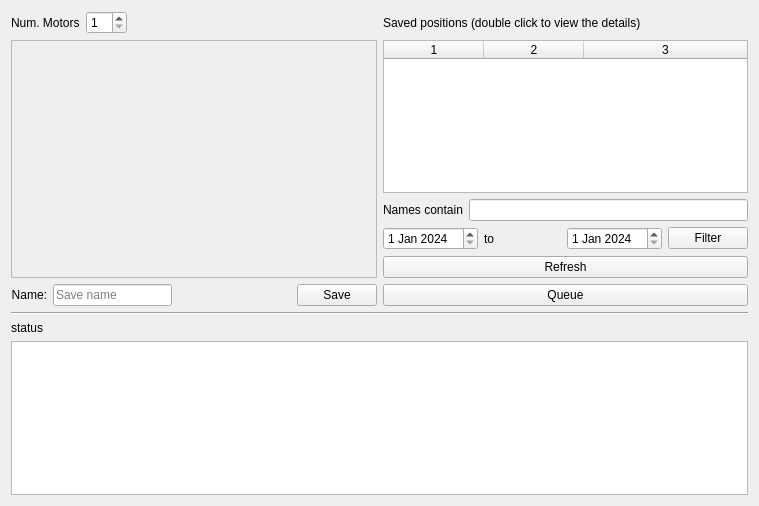
Above: src/firefly/plans/save_motor_window.ui from spc-group/haven before the change. Below: the same form after it.
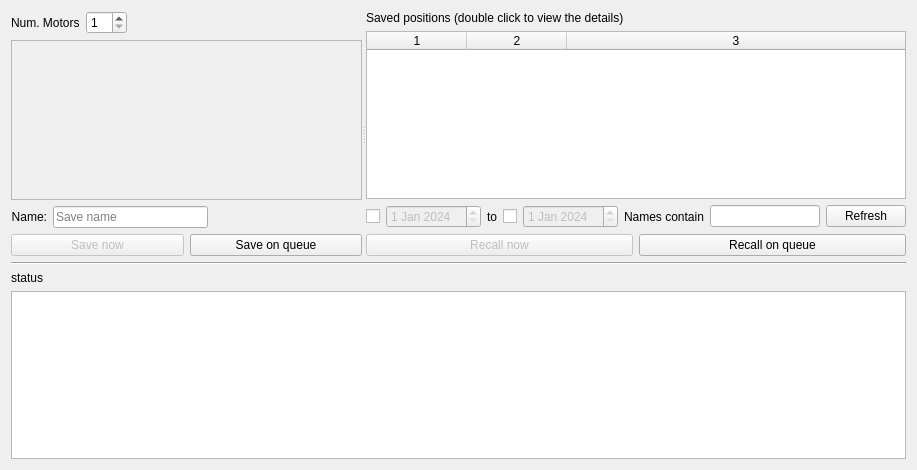
That is the form after the change. Custom widgets are drawn as their Qt base class.

Commit message: update save_motor_window layout, including date checkboxes and merged refresh and filter button

The edit to the form file:
```diff
--- a/src/firefly/plans/save_motor_window.ui
+++ b/src/firefly/plans/save_motor_window.ui
@@ -6,8 +6,8 @@
    <rect>
     <x>0</x>
     <y>0</y>
-    <width>759</width>
-    <height>506</height>
+    <width>917</width>
+    <height>470</height>
    </rect>
   </property>
   <property name="windowTitle">
@@ -15,153 +15,16 @@
   </property>
   <layout class="QVBoxLayout" name="verticalLayout_2">
    <item>
-    <layout class="QHBoxLayout" name="horizontalLayout">
-     <item>
-      <layout class="QGridLayout" name="gridLayout_2">
-       <item row="0" column="1">
-        <widget class="QLabel" name="num_motor_label_3">
-         <property name="sizePolicy">
-          <sizepolicy hsizetype="Fixed" vsizetype="Preferred">
-           <horstretch>0</horstretch>
-           <verstretch>0</verstretch>
-          </sizepolicy>
-         </property>
-         <property name="text">
-          <string>Saved positions (double click to view the details)</string>
-         </property>
-        </widget>
-       </item>
-       <item row="1" column="1">
-        <layout class="QVBoxLayout" name="verticalLayout">
+    <widget class="QSplitter" name="splitter">
+     <property name="orientation">
+      <enum>Qt::Horizontal</enum>
+     </property>
+     <widget class="QWidget" name="verticalLayoutWidget_4">
+      <layout class="QVBoxLayout" name="verticalLayout_7">
+       <item>
+        <layout class="QHBoxLayout" name="horizontalLayout_3">
          <item>
-          <widget class="QTableWidget" name="saved_positions_tableWidget">
-           <property name="sizePolicy">
-            <sizepolicy hsizetype="Expanding" vsizetype="Expanding">
-             <horstretch>0</horstretch>
-             <verstretch>0</verstretch>
-            </sizepolicy>
-           </property>
-           <property name="maximumSize">
-            <size>
-             <width>50000</width>
-             <height>16777215</height>
-            </size>
-           </property>
-           <property name="editTriggers">
-            <set>QAbstractItemView::NoEditTriggers</set>
-           </property>
-           <property name="alternatingRowColors">
-            <bool>true</bool>
-           </property>
-           <property name="sortingEnabled">
-            <bool>true</bool>
-           </property>
-           <property name="columnCount">
-            <number>3</number>
-           </property>
-           <attribute name="horizontalHeaderCascadingSectionResizes">
-            <bool>true</bool>
-           </attribute>
-           <attribute name="horizontalHeaderShowSortIndicator" stdset="0">
-            <bool>true</bool>
-           </attribute>
-           <attribute name="horizontalHeaderStretchLastSection">
-            <bool>true</bool>
-           </attribute>
-           <attribute name="verticalHeaderVisible">
-            <bool>false</bool>
-           </attribute>
-           <attribute name="verticalHeaderShowSortIndicator" stdset="0">
-            <bool>false</bool>
-           </attribute>
-           <column/>
-           <column/>
-           <column/>
-          </widget>
-         </item>
-         <item>
-          <layout class="QHBoxLayout" name="horizontalLayout_5">
-           <item>
-            <widget class="QLabel" name="label_7">
-             <property name="text">
-              <string>Names contain</string>
-             </property>
-            </widget>
-           </item>
-           <item>
-            <widget class="QLineEdit" name="lineEdit_filter_names"/>
-           </item>
-          </layout>
-         </item>
-         <item>
-          <layout class="QHBoxLayout" name="horizontalLayout_4">
-           <item>
-            <widget class="QDateEdit" name="dateEdit_start">
-             <property name="dateTime">
-              <datetime>
-               <hour>0</hour>
-               <minute>0</minute>
-               <second>0</second>
-               <year>2024</year>
-               <month>1</month>
-               <day>1</day>
-              </datetime>
-             </property>
-            </widget>
-           </item>
-           <item>
-            <widget class="QLabel" name="label_6">
-             <property name="text">
-              <string>to</string>
-             </property>
-            </widget>
-           </item>
-           <item>
-            <widget class="QDateEdit" name="dateEdit_stop">
-             <property name="dateTime">
-              <datetime>
-               <hour>0</hour>
-               <minute>0</minute>
-               <second>0</second>
-               <year>2024</year>
-               <month>1</month>
-               <day>1</day>
-              </datetime>
-             </property>
-            </widget>
-           </item>
-           <item>
-            <widget class="QPushButton" name="pushButton_filter">
-             <property name="text">
-              <string>Filter</string>
-             </property>
-            </widget>
-           </item>
-          </layout>
-         </item>
-         <item>
-          <widget class="QPushButton" name="refresh_button">
-           <property name="text">
-            <string>Refresh</string>
-           </property>
-          </widget>
-         </item>
-         <item>
-          <widget class="QueueButton" name="run_button">
-           <property name="text">
-            <string>Queue</string>
-           </property>
-           <property name="checkable">
-            <bool>false</bool>
-           </property>
-          </widget>
-         </item>
-        </layout>
-       </item>
-       <item row="0" column="0">
-        <layout class="QHBoxLayout" name="horizontalLayout_2">
-         <item>
-          <widget class="QLabel" name="num_motor_label">
+          <widget class="QLabel" name="num_motor_label_4">
            <property name="sizePolicy">
             <sizepolicy hsizetype="Fixed" vsizetype="Preferred">
              <horstretch>0</horstretch>
@@ -199,7 +62,7 @@
           </widget>
          </item>
          <item>
-          <spacer name="horizontalSpacer">
+          <spacer name="horizontalSpacer_2">
            <property name="orientation">
             <enum>Qt::Horizontal</enum>
            </property>
@@ -213,8 +76,8 @@
          </item>
         </layout>
        </item>
-       <item row="1" column="0">
-        <layout class="QVBoxLayout" name="verticalLayout_3">
+       <item>
+        <layout class="QVBoxLayout" name="verticalLayout_8">
          <item>
           <widget class="QScrollArea" name="scrollArea">
            <property name="sizePolicy">
@@ -237,8 +100,8 @@
              <rect>
               <x>0</x>
               <y>0</y>
-              <width>362</width>
-              <height>234</height>
+              <width>402</width>
+              <height>190</height>
              </rect>
             </property>
             <layout class="QVBoxLayout" name="verticalLayout_5">
@@ -314,20 +177,229 @@
              </property>
             </spacer>
            </item>
+          </layout>
+         </item>
+         <item>
+          <layout class="QHBoxLayout" name="horizontalLayout_2">
            <item>
-            <widget class="QPushButton" name="save_button">
+            <widget class="QueueButton" name="run_now_button">
+             <property name="enabled">
+              <bool>false</bool>
+             </property>
              <property name="text">
-              <string>Save</string>
+              <string>Save now</string>
              </property>
+             <property name="checkable">
+              <bool>false</bool>
+             </property>
             </widget>
            </item>
+           <item>
+            <widget class="QPushButton" name="run_button">
+             <property name="text">
+              <string>Save on queue</string>
+             </property>
+            </widget>
+           </item>
           </layout>
          </item>
         </layout>
        </item>
       </layout>
-     </item>
-    </layout>
+     </widget>
+     <widget class="QWidget" name="verticalLayoutWidget_5">
+      <layout class="QVBoxLayout" name="verticalLayout_10">
+       <item>
+        <widget class="QLabel" name="num_motor_label_5">
+         <property name="sizePolicy">
+          <sizepolicy hsizetype="Fixed" vsizetype="Preferred">
+           <horstretch>0</horstretch>
+           <verstretch>0</verstretch>
+          </sizepolicy>
+         </property>
+         <property name="text">
+          <string>Saved positions (double click to view the details)</string>
+         </property>
+        </widget>
+       </item>
+       <item>
+        <layout class="QVBoxLayout" name="verticalLayout_11">
+         <item>
+          <widget class="QTableWidget" name="saved_positions_tableWidget">
+           <property name="sizePolicy">
+            <sizepolicy hsizetype="Expanding" vsizetype="Expanding">
+             <horstretch>0</horstretch>
+             <verstretch>0</verstretch>
+            </sizepolicy>
+           </property>
+           <property name="maximumSize">
+            <size>
+             <width>50000</width>
+             <height>16777215</height>
+            </size>
+           </property>
+           <property name="editTriggers">
+            <set>QAbstractItemView::NoEditTriggers</set>
+           </property>
+           <property name="alternatingRowColors">
+            <bool>true</bool>
+           </property>
+           <property name="sortingEnabled">
+            <bool>true</bool>
+           </property>
+           <property name="columnCount">
+            <number>3</number>
+           </property>
+           <attribute name="horizontalHeaderCascadingSectionResizes">
+            <bool>true</bool>
+           </attribute>
+           <attribute name="horizontalHeaderShowSortIndicator" stdset="0">
+            <bool>true</bool>
+           </attribute>
+           <attribute name="horizontalHeaderStretchLastSection">
+            <bool>true</bool>
+           </attribute>
+           <attribute name="verticalHeaderVisible">
+            <bool>false</bool>
+           </attribute>
+           <attribute name="verticalHeaderShowSortIndicator" stdset="0">
+            <bool>false</bool>
+           </attribute>
+           <column/>
+           <column/>
+           <column/>
+          </widget>
+         </item>
+         <item>
+          <layout class="QHBoxLayout" name="horizontalLayout_8">
+           <item>
+            <layout class="QHBoxLayout" name="horizontalLayout_9">
+             <item>
+              <widget class="QCheckBox" name="checkBox_start">
+               <property name="layoutDirection">
+                <enum>Qt::RightToLeft</enum>
+               </property>
+               <property name="text">
+                <string/>
+               </property>
+              </widget>
+             </item>
+             <item>
+              <widget class="QDateEdit" name="dateEdit_start">
+               <property name="enabled">
+                <bool>false</bool>
+               </property>
+               <property name="dateTime">
+                <datetime>
+                 <hour>0</hour>
+                 <minute>0</minute>
+                 <second>0</second>
+                 <year>2024</year>
+                 <month>1</month>
+                 <day>1</day>
+                </datetime>
+               </property>
+              </widget>
+             </item>
+             <item>
+              <widget class="QLabel" name="label_11">
+               <property name="maximumSize">
+                <size>
+                 <width>16777215</width>
+                 <height>16777213</height>
+                </size>
+               </property>
+               <property name="layoutDirection">
+                <enum>Qt::LeftToRight</enum>
+               </property>
+               <property name="text">
+                <string>to</string>
+               </property>
+               <property name="alignment">
+                <set>Qt::AlignCenter</set>
+               </property>
+              </widget>
+             </item>
+             <item>
+              <widget class="QCheckBox" name="checkBox_stop">
+               <property name="layoutDirection">
+                <enum>Qt::RightToLeft</enum>
+               </property>
+               <property name="text">
+                <string/>
+               </property>
+              </widget>
+             </item>
+             <item>
+              <widget class="QDateEdit" name="dateEdit_stop">
+               <property name="enabled">
+                <bool>false</bool>
+               </property>
+               <property name="dateTime">
+                <datetime>
+                 <hour>0</hour>
+                 <minute>0</minute>
+                 <second>0</second>
+                 <year>2024</year>
+                 <month>1</month>
+                 <day>1</day>
+                </datetime>
+               </property>
+              </widget>
+             </item>
+            </layout>
+           </item>
+           <item>
+            <widget class="QLabel" name="label_10">
+             <property name="text">
+              <string>Names contain</string>
+             </property>
+            </widget>
+           </item>
+           <item>
+            <widget class="QLineEdit" name="lineEdit_filter_names"/>
+           </item>
+           <item>
+            <widget class="QPushButton" name="refresh_button">
+             <property name="text">
+              <string>Refresh</string>
+             </property>
+            </widget>
+           </item>
+          </layout>
+         </item>
+         <item>
+          <layout class="QHBoxLayout" name="horizontalLayout_4">
+           <item>
+            <widget class="QueueButton" name="recall_now_button">
+             <property name="enabled">
+              <bool>false</bool>
+             </property>
+             <property name="text">
+              <string>Recall now</string>
+             </property>
+             <property name="checkable">
+              <bool>false</bool>
+             </property>
+            </widget>
+           </item>
+           <item>
+            <widget class="QPushButton" name="recall_button">
+             <property name="text">
+              <string>Recall on queue</string>
+             </property>
+            </widget>
+           </item>
+          </layout>
+         </item>
+         <item>
+          <layout class="QHBoxLayout" name="horizontalLayout"/>
+         </item>
+        </layout>
+       </item>
+      </layout>
+     </widget>
+    </widget>
    </item>
    <item>
     <widget class="Line" name="line_9">
@@ -337,7 +409,7 @@
     </widget>
    </item>
    <item>
-    <widget class="QLabel" name="num_motor_label_2">
+    <widget class="QLabel" name="num_motor_label">
      <property name="sizePolicy">
       <sizepolicy hsizetype="Fixed" vsizetype="Preferred">
        <horstretch>0</horstretch>
```
Left out of the diff: 14 changed lines with no effect on the pictures. The commit also changes 1 other file.
